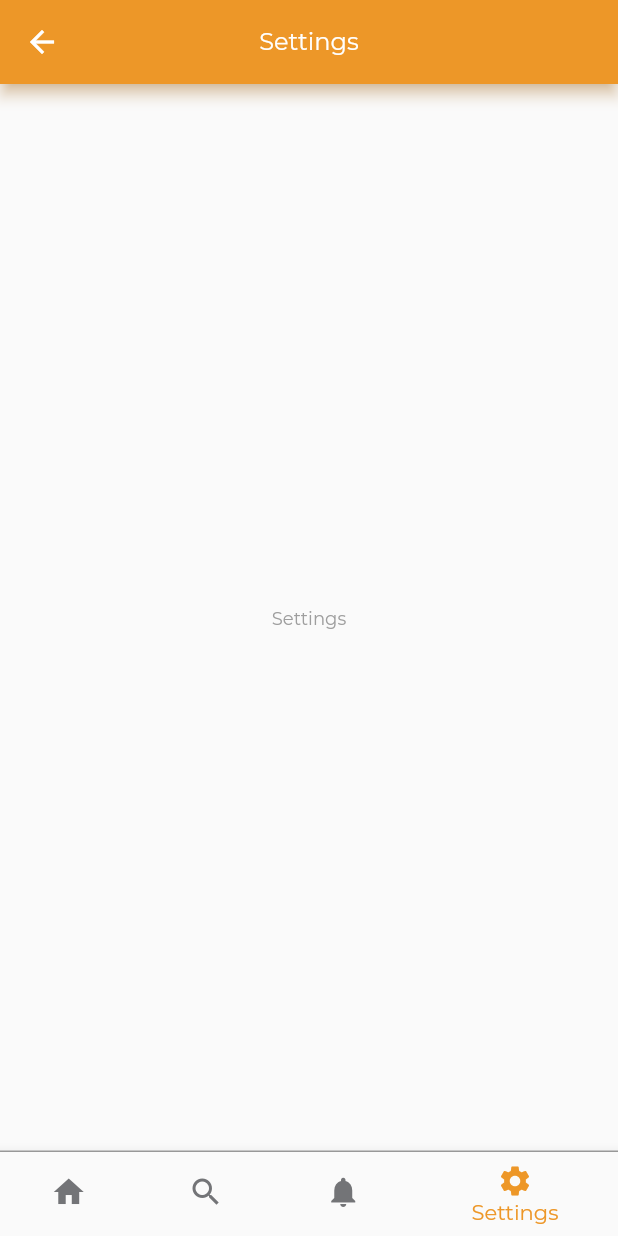
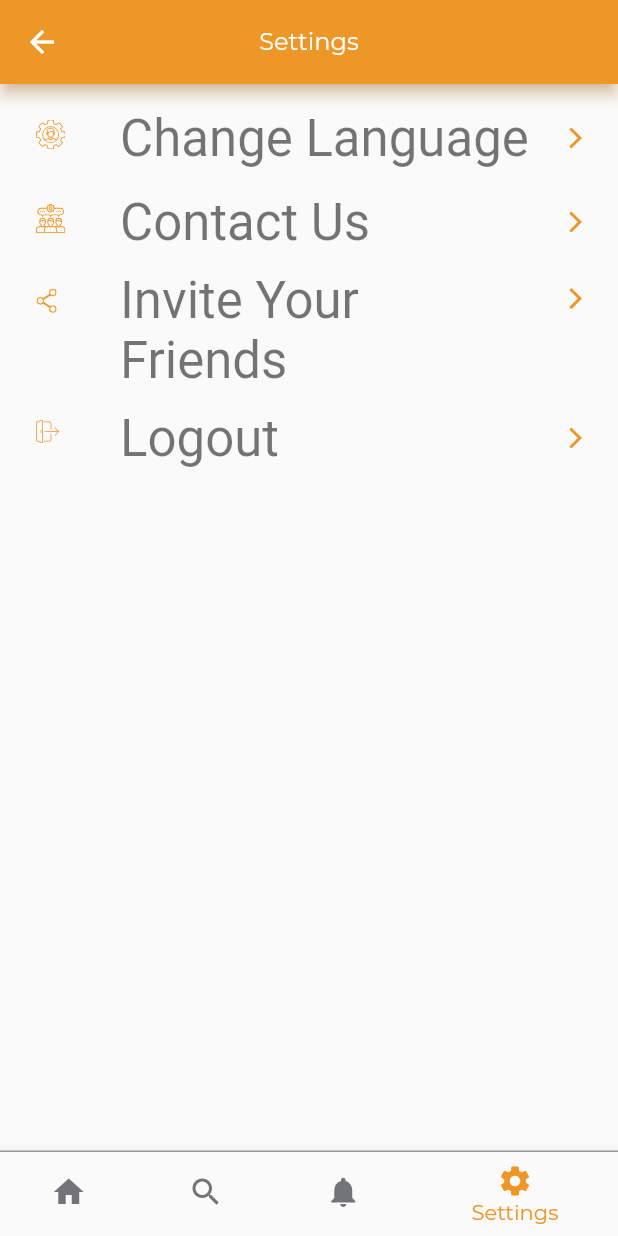
Before and after one commit to Akmalismail/udemy-flutter-mvvm, a Flutter app: the MainView screen opened by its route, item 4 of the bottom bar chosen, on a phone screen of 412 x 824 dp. Run offline on Flutter 3.47's test engine with Material 2 defaults, Android fonts, the phone set to English and light mode, and no system bars; our stand-ins replace carousel_slider, connectivity_plus, country_code_picker, dartz, device_info_plus, dio and 10 more; accounts and stored records are empty; generated files the repository leaves out were written again; network calls fail; statements that could not run were skipped; project files that could hold a hidden picture were left out.

Commit message:
169. Lecture 169 - Adding UI of Settings Screen

```diff
--- a/lib/presentation/main/settings_page.dart
+++ b/lib/presentation/main/settings_page.dart
@@ -1,5 +1,8 @@
 import 'package:flutter/material.dart';
+import 'package:flutter_svg/flutter_svg.dart';
+import 'package:udemy_flutter_mvvm/presentation/resources/assets_manager.dart';
 import 'package:udemy_flutter_mvvm/presentation/resources/strings_manager.dart';
+import 'package:udemy_flutter_mvvm/presentation/resources/values_manager.dart';
 
 class SettingsPage extends StatefulWidget {
   const SettingsPage({super.key});
@@ -11,6 +14,46 @@ class SettingsPage extends StatefulWidget {
 class _SettingsPageState extends State<SettingsPage> {
   @override
   Widget build(BuildContext context) {
-    return const Center(child: Text(AppStrings.settings));
+    return ListView(
+      padding: const EdgeInsets.all(AppPadding.p8),
+      children: [
+        ListTile(
+          title: Text(
+            AppStrings.changeLanguage,
+            style: Theme.of(context).textTheme.headlineMedium,
+          ),
+          leading: SvgPicture.asset(ImageAssets.changeLanguageIcon),
+          trailing: SvgPicture.asset(ImageAssets.settingsRightArrowIcon),
+          onTap: () {},
+        ),
+        ListTile(
+          title: Text(
+            AppStrings.contactUs,
+            style: Theme.of(context).textTheme.headlineMedium,
+          ),
+          leading: SvgPicture.asset(ImageAssets.contactUsIcon),
+          trailing: SvgPicture.asset(ImageAssets.settingsRightArrowIcon),
+          onTap: () {},
+        ),
+        ListTile(
+          title: Text(
+            AppStrings.inviteYourFriends,
+            style: Theme.of(context).textTheme.headlineMedium,
+          ),
+          leading: SvgPicture.asset(ImageAssets.inviteFriendsIcon),
+          trailing: SvgPicture.asset(ImageAssets.settingsRightArrowIcon),
+          onTap: () {},
+        ),
+        ListTile(
+          title: Text(
+            AppStrings.logout,
+            style: Theme.of(context).textTheme.headlineMedium,
+          ),
+          leading: SvgPicture.asset(ImageAssets.logoutIcon),
+          trailing: SvgPicture.asset(ImageAssets.settingsRightArrowIcon),
+          onTap: () {},
+        )
+      ],
+    );
   }
 }
--- a/lib/presentation/resources/assets_manager.dart
+++ b/lib/presentation/resources/assets_manager.dart
@@ -13,6 +13,12 @@ class ImageAssets {
   static const String solidCircleIcon = '$imagePath/solid_circle_ic.svg';
   static const String splashLogo = '$imagePath/splash_logo.png';
   static const String photoCameraIcon = '$imagePath/photo_camera_ic.svg';
+  static const String changeLanguageIcon = '$imagePath/change_lang_ic.svg';
+  static const String contactUsIcon = '$imagePath/contact_us_ic.svg';
+  static const String inviteFriendsIcon = '$imagePath/invite_friends_ic.svg';
+  static const String logoutIcon = '$imagePath/logout_ic.svg';
+  static const String settingsRightArrowIcon =
+      '$imagePath/settings_right_arrow_ic.svg';
 }
 
 class JsonAssets {
--- a/lib/presentation/resources/strings_manager.dart
+++ b/lib/presentation/resources/strings_manager.dart
@@ -43,4 +43,8 @@ class AppStrings {
   static const String details = 'Details';
   static const String about = 'About Store';
   static const String storeDetails = 'Store Details';
+  static const String changeLanguage = 'Change Language';
+  static const String contactUs = 'Contact Us';
+  static const String inviteYourFriends = 'Invite Your Friends';
+  static const String logout = 'Logout';
 }
--- a/lib/presentation/resources/theme_manager.dart
+++ b/lib/presentation/resources/theme_manager.dart
@@ -68,6 +68,10 @@ ThemeData getApplicationTheme() {
         color: ColorManager.primary,
         fontSize: FontSize.s16,
       ), // headline3
+      // headlineMedium: getRegularStyle(
+      //   color: ColorManager.primary,
+      //   fontSize: FontSize.s16,
+      // ), // headline3
       titleMedium: getMediumStyle(
         color: ColorManager.lightGrey,
         fontSize: FontSize.s14,
```
Also changed, not shown: assets/images/change_lang_ic.svg (added), assets/images/contact_us_ic.svg (added), assets/images/invite_friends_ic.svg (added), assets/images/logout_ic.svg (added), assets/images/settings_right_arrow_ic.svg (added).
